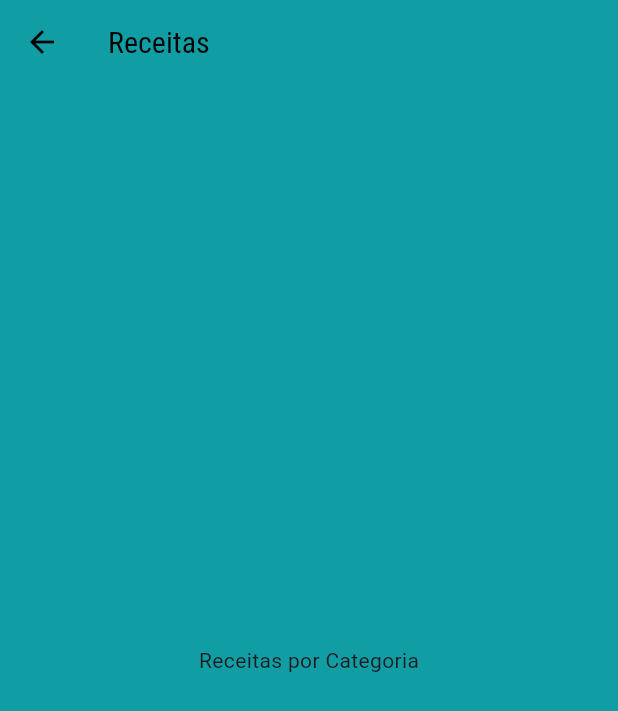
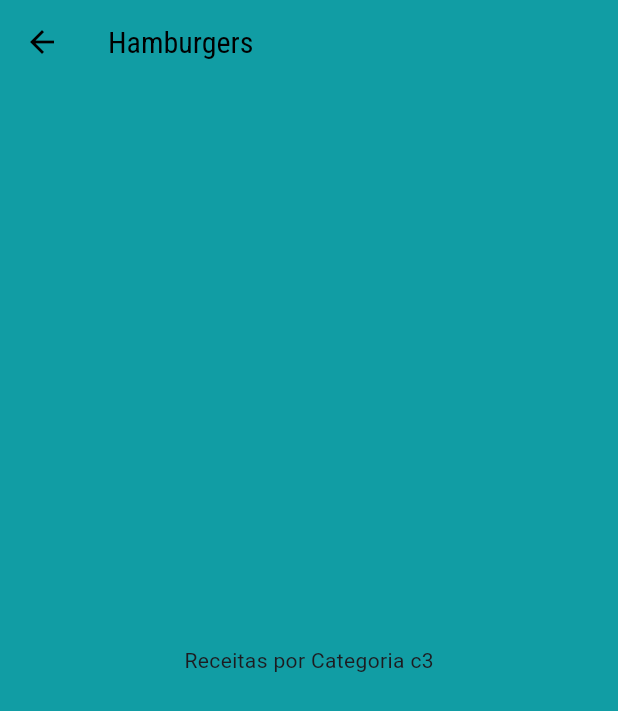
Before and after one commit to GoedertDalmolin/meals, a Flutter app: the screen it shows after launch, after a tap on "Hamburgers", on a phone screen of 412 x 824 dp. Shown: the top 711 px of the screen. Run offline on Flutter 3.47's test engine with Material 3 defaults, Android fonts, the phone set to English and light mode, and no system bars; our stand-ins replace google_fonts.

Commit message:
Implemented passing values through the page constructor.

```diff
--- a/lib/components/category_item.dart
+++ b/lib/components/category_item.dart
@@ -11,7 +11,9 @@ class CategoryItem extends StatelessWidget {
     Navigator.push(
       context,
       MaterialPageRoute(
-        builder: (_) => const CategoriesMealsScreen(),
+        builder: (_) => CategoriesMealsScreen(
+          category: category,
+        ),
       ),
     );
   }
--- a/lib/models/category.dart
+++ b/lib/models/category.dart
@@ -5,5 +5,9 @@ class Category {
   final String title;
   final Color color;
 
-  const Category({required this.id, required this.title,  this.color = Colors.redAccent});
+  const Category({
+    required this.id,
+    required this.title,
+    this.color = Colors.redAccent,
+  });
 }
--- a/lib/screens/categories_meals_screen.dart
+++ b/lib/screens/categories_meals_screen.dart
@@ -1,16 +1,22 @@
 import 'package:flutter/material.dart';
+import 'package:meals/models/category.dart';
 
 class CategoriesMealsScreen extends StatelessWidget {
-  const CategoriesMealsScreen({super.key});
+  final Category category;
+
+  const CategoriesMealsScreen({
+    super.key,
+    required this.category,
+  });
 
   @override
   Widget build(BuildContext context) {
     return Scaffold(
       appBar: AppBar(
-        title: const Text('Receitas'),
+        title: Text(category.title),
       ),
-      body: const Center(
-        child: Text('Receitas por Categoria'),
+      body: Center(
+        child: Text('Receitas por Categoria ${category.id}'),
       ),
     );
   }
--- a/lib/screens/category_screen.dart
+++ b/lib/screens/category_screen.dart
@@ -15,12 +15,6 @@ class CategoriesScreen extends StatelessWidget {
           style: Theme.of(context).textTheme.titleLarge,
         ),
       ),
-      floatingActionButton: FloatingActionButton(
-        child: Icon(Icons.add),
-        onPressed: () {
-
-        },
-      ),
       body: GridView(
         padding: const EdgeInsets.all(25),
         gridDelegate: const SliverGridDelegateWithMaxCrossAxisExtent(
```
Also changed, not shown: lib/data/colors.dart (+5 -2 lines), lib/main.dart (+5 -5 lines), lib/data/dummy_data.dart (line endings or trailing spaces).
